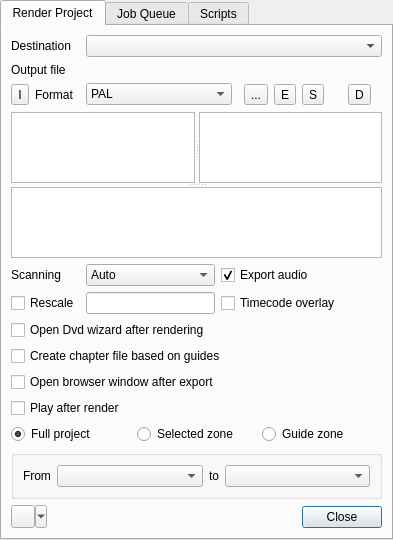
First picture: the form in src/widgets/renderwidget_ui.ui, repository KDE/kdenlive, before the edit.
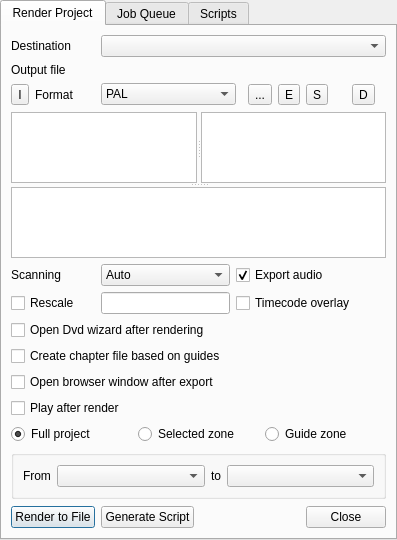
Second picture: the form after the edit. Custom widgets are drawn as their Qt base class.

Commit message:
- Split the render tool button into two push buttons.
PR:		http://kdenlive.org/mantis/view.php?id=1489
Submitted by:	LeHomard

The edit to the form file:
```diff
--- a/src/widgets/renderwidget_ui.ui
+++ b/src/widgets/renderwidget_ui.ui
@@ -277,10 +277,17 @@
          </layout>
         </widget>
        </item>
-       <item row="13" column="0" colspan="3">
-        <widget class="QToolButton" name="buttonStart">
-         <property name="popupMode">
-          <enum>QToolButton::MenuButtonPopup</enum>
+       <item row="13" column="0" colspan="2">
+        <widget class="QPushButton" name="buttonRender">
+         <property name="text">
+          <string>Render to File</string>
+         </property>
+        </widget>
+       </item>
+       <item row="13" column="2" colspan="1">
+        <widget class="QPushButton" name="buttonGenerateScript">
+         <property name="text">
+          <string>Generate Script</string>
          </property>
         </widget>
        </item>
```
The commit also changes 1 other file.
